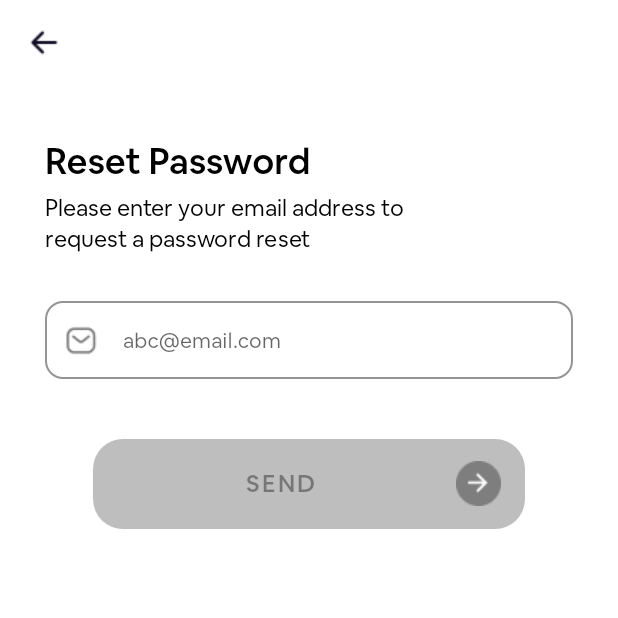
After one commit to VuNgN/Todo-app-android, an Android app: the ResetPasswordFragment screen opened through its navigation route, on a phone screen of 412 x 824 dp, the top half of it. The commit adds this screen. Run offline under Robolectric (Android 15) with nearby library versions, the phone set to English and light mode, and no system bars.

Commit message:
Implement: Reset password fragment + ripple effect

```diff
--- a/app/src/main/java/com/vungn/todoapp/ui/authentication/LoginFragment.kt
+++ b/app/src/main/java/com/vungn/todoapp/ui/authentication/LoginFragment.kt
@@ -17,6 +17,7 @@ class LoginFragment : Fragment() {
     private lateinit var signUpButton: TextView
     private lateinit var signInButton: Button
     private lateinit var emailEditText: EditText
+    private lateinit var forgotPassword: TextView
     private var _binding: FragmentLoginBinding? = null
 
     // This property is only valid between onCreateView and
@@ -45,11 +46,15 @@ class LoginFragment : Fragment() {
         signUpButton.setOnClickListener {
             findNavController().navigate(R.id.action_loginFragment_to_registerFragment, null)
         }
+        forgotPassword.setOnClickListener {
+            findNavController().navigate(R.id.action_loginFragment_to_resetPasswordFragment, null)
+        }
     }
 
     private fun bindingView() {
         signInButton = binding.SignInButton
         signUpButton = binding.SignUpButton
         emailEditText = binding.MailEditText
+        forgotPassword = binding.ForgotPasswordTextView
     }
 }
--- /dev/null
+++ b/app/src/main/java/com/vungn/todoapp/ui/authentication/ResetPasswordFragment.kt
@@ -0,0 +1,71 @@
+package com.vungn.todoapp.ui.authentication
+
+import android.os.Bundle
+import android.text.Editable
+import android.text.TextWatcher
+import android.view.LayoutInflater
+import android.view.View
+import android.view.ViewGroup
+import androidx.fragment.app.Fragment
+import androidx.navigation.fragment.findNavController
+import com.vungn.todoapp.R
+import com.vungn.todoapp.databinding.FragmentResetPasswordBinding
+
+class ResetPasswordFragment : Fragment() {
+    private var emailPattern: Regex = Regex("[a-zA-Z0-9._-]+@[a-z]+\\.+[a-z]+")
+    private var _binding: FragmentResetPasswordBinding? = null
+    private val binding get() = _binding!!
+
+    override fun onCreateView(
+        inflater: LayoutInflater, container: ViewGroup?,
+        savedInstanceState: Bundle?
+    ): View = FragmentResetPasswordBinding.inflate(inflater, container, false).also {
+        _binding = it
+    }.root
+
+    override fun onViewCreated(view: View, savedInstanceState: Bundle?) {
+        super.onViewCreated(view, savedInstanceState)
+
+        handleEvent()
+    }
+
+    private fun handleEvent() {
+        binding.topAppBar.setNavigationOnClickListener {
+            findNavController().popBackStack()
+        }
+        binding.MailEditText.addTextChangedListener(checkValidation())
+    }
+
+    private fun checkValidation() =
+        object : TextWatcher {
+            override fun beforeTextChanged(s: CharSequence?, start: Int, count: Int, after: Int) {
+                if (s != null) {
+                    if (s.toString().matches(emailPattern) && s.isNotEmpty()) {
+                        binding.SendButton.isEnabled = true
+                        binding.SendButton.setCompoundDrawablesWithIntrinsicBounds(
+                            0,
+                            0,
+                            R.drawable.enter_arrow_icon,
+                            0
+                        )
+                    } else {
+                        binding.SendButton.isEnabled = false
+                        binding.SendButton.setCompoundDrawablesWithIntrinsicBounds(
+                            0,
+                            0,
+                            R.drawable.enter_arrow_disable_icon,
+                            0
+                        )
+                    }
+                }
+            }
+
+            override fun onTextChanged(s: CharSequence?, start: Int, before: Int, count: Int) {
+                // do nothing
+            }
+
+            override fun afterTextChanged(s: Editable?) {
+                // do nothing
+            }
+        }
+}
--- /dev/null
+++ b/app/src/main/res/drawable/ripple_button.xml
@@ -0,0 +1,12 @@
+<?xml version="1.0" encoding="utf-8"?>
+<ripple xmlns:android="http://schemas.android.com/apk/res/android"
+    xmlns:tools="http://schemas.android.com/tools"
+    android:color="#42FCD12A"
+    tools:targetApi="lollipop"> <!-- ripple effect color -->
+    <item android:id="@android:id/background">
+        <shape>
+            <solid android:color="@color/black" />
+            <corners android:radius="20dp" />
+        </shape>
+    </item>
+</ripple>
--- a/app/src/main/res/layout/fragment_get_started.xml
+++ b/app/src/main/res/layout/fragment_get_started.xml
@@ -70,13 +70,13 @@
                 android:layout_marginHorizontal="@dimen/button_margin_horizontal_get_started"
                 android:layout_marginBottom="@dimen/button_margin_bottom_get_started"
                 android:layout_weight="1"
-                android:background="@drawable/corner_button"
+                android:background="@drawable/ripple_button"
                 android:fontFamily="@font/poppins_medium"
                 android:gravity="center"
                 android:text="Get started"
                 android:textColor="@color/white"
                 android:textSize="@dimen/button_text_size_get_started"
-                app:backgroundTint="@color/black" />
+                app:backgroundTint="@null" />
 
         </LinearLayout>
     </FrameLayout>
--- /dev/null
+++ b/app/src/main/res/layout/fragment_reset_password.xml
@@ -0,0 +1,129 @@
+<?xml version="1.0" encoding="utf-8"?>
+<androidx.coordinatorlayout.widget.CoordinatorLayout xmlns:android="http://schemas.android.com/apk/res/android"
+    xmlns:app="http://schemas.android.com/apk/res-auto"
+    xmlns:tools="http://schemas.android.com/tools"
+    android:layout_width="match_parent"
+    android:layout_height="match_parent"
+    android:focusableInTouchMode="true"
+    tools:context=".ui.authentication.ResetPasswordFragment">
+
+    <com.google.android.material.appbar.AppBarLayout
+        android:layout_width="match_parent"
+        android:layout_height="128dp"
+        android:background="@color/white"
+        android:elevation="0dp"
+        app:liftOnScroll="true"
+        tools:targetApi="lollipop">
+
+        <com.google.android.material.appbar.CollapsingToolbarLayout
+            android:layout_width="match_parent"
+            android:layout_height="match_parent"
+            app:collapsedTitleTextAppearance="@style/TextAppearance.App.CollapsingToolbar.Collapsed"
+            app:contentScrim="@color/white"
+            app:expandedTitleMarginBottom="@dimen/expanded_title_margin_bottom_verification_reset_pass"
+            app:expandedTitleMarginStart="@dimen/expanded_title_margin_start_register"
+            app:expandedTitleTextAppearance="@style/TextAppearance.App.CollapsingToolbar.Expanded"
+            app:layout_scrollFlags="scroll|exitUntilCollapsed|snap"
+            app:statusBarScrim="@color/white">
+
+            <com.google.android.material.appbar.MaterialToolbar
+                android:id="@+id/topAppBar"
+                style="@style/Widget.MaterialComponents.Toolbar.Primary"
+                android:layout_width="match_parent"
+                android:layout_height="?attr/actionBarSize"
+                android:background="@color/white"
+                android:elevation="0dp"
+                app:layout_collapseMode="pin"
+                app:navigationIcon="@drawable/back"
+                app:title="@string/reset_password"
+                tools:targetApi="lollipop" />
+
+        </com.google.android.material.appbar.CollapsingToolbarLayout>
+
+    </com.google.android.material.appbar.AppBarLayout>
+
+    <androidx.core.widget.NestedScrollView
+        android:layout_width="match_parent"
+        android:layout_height="match_parent"
+        app:layout_behavior="@string/appbar_scrolling_view_behavior">
+
+        <LinearLayout
+            android:layout_width="match_parent"
+            android:layout_height="match_parent"
+            android:layout_gravity="center|top"
+            android:orientation="vertical"
+            android:paddingHorizontal="@dimen/edge_horizontal">
+
+            <TextView
+                android:layout_width="match_parent"
+                android:layout_height="wrap_content"
+                android:fontFamily="@font/airbnbcereal_w_bk"
+                android:foregroundGravity="left"
+                android:gravity="start"
+                android:text="@string/please_enter_your_email_address_to"
+                android:textColor="@color/black"
+                android:textSize="@dimen/text_view_text_size_verification_reset_pass" />
+
+            <TextView
+                android:layout_width="match_parent"
+                android:layout_height="wrap_content"
+                android:fontFamily="@font/airbnbcereal_w_bk"
+                android:foregroundGravity="left"
+                android:gravity="start"
+                android:text="@string/request_a_password_reset"
+                android:textColor="@color/black"
+                android:textSize="@dimen/text_view_text_size_verification_reset_pass" />
+
+            <com.google.android.material.textfield.TextInputLayout
+                android:id="@+id/MailTextInputLayout"
+                style="@style/ThemeOverlay.App.TextInputLayout"
+                android:layout_width="match_parent"
+                android:layout_height="wrap_content"
+                android:layout_marginTop="26dp"
+                android:layout_marginBottom="40dp"
+                android:drawablePadding="@dimen/edit_text_drawable_padding"
+                app:boxBackgroundColor="@color/white"
+                app:boxBackgroundMode="outline"
+                app:boxCornerRadiusBottomEnd="@dimen/edit_text_border_radius"
+                app:boxCornerRadiusBottomStart="@dimen/edit_text_border_radius"
+                app:boxCornerRadiusTopEnd="@dimen/edit_text_border_radius"
+                app:boxCornerRadiusTopStart="@dimen/edit_text_border_radius"
+                app:boxStrokeColor="@color/border_input_text_color"
+                app:boxStrokeErrorColor="@color/color_error"
+                app:startIconDrawable="@drawable/mail">
+
+                <com.google.android.material.textfield.TextInputEditText
+                    android:id="@+id/MailEditText"
+                    android:layout_width="match_parent"
+                    android:layout_height="wrap_content"
+                    android:fontFamily="@font/airbnbcereal_w_bk"
+                    android:hint="@string/abc_email_com"
+
+                    android:inputType="textEmailAddress"
+                    android:maxLines="1"
+                    android:paddingHorizontal="@dimen/edit_text_padding_horizontal"
+                    android:paddingVertical="@dimen/edit_text_padding_vertical"
+                    android:textColor="@color/black"
+                    android:textSize="@dimen/edit_text_text_size_login_register" />
+
+            </com.google.android.material.textfield.TextInputLayout>
+
+            <Button
+                android:id="@+id/SendButton"
+                android:layout_width="match_parent"
+                android:layout_height="@dimen/button_height"
+                android:layout_marginHorizontal="@dimen/button_margin_horizontal_login_register"
+                android:layout_marginBottom="20dp"
+                android:background="@drawable/corner_button"
+                android:drawableEnd="@drawable/enter_arrow_disable_icon"
+                android:enabled="false"
+                android:fontFamily="@font/airbnbcereal_w_md"
+                android:text="@string/send"
+                android:textSize="@dimen/button_text_size_login_register"
+                app:backgroundTint="@null" />
+
+        </LinearLayout>
+
+    </androidx.core.widget.NestedScrollView>
+
+</androidx.coordinatorlayout.widget.CoordinatorLayout>
--- a/app/src/main/res/navigation/authentication_navigation.xml
+++ b/app/src/main/res/navigation/authentication_navigation.xml
@@ -19,6 +19,13 @@
         <action
             android:id="@+id/action_loginFragment_to_verificationFragment"
             app:destination="@id/verificationFragment"
+            app:enterAnim="@anim/slide_in_right"
+            app:exitAnim="@anim/slide_out_left"
+            app:popEnterAnim="@anim/slide_in_left"
+            app:popExitAnim="@anim/slide_out_right" />
+        <action
+            android:id="@+id/action_loginFragment_to_resetPasswordFragment"
+            app:destination="@id/resetPasswordFragment"
             app:enterAnim="@anim/slide_in_right"
             app:exitAnim="@anim/slide_out_left"
             app:popEnterAnim="@anim/slide_in_left"
@@ -64,4 +71,9 @@
         android:name="com.vungn.todoapp.ui.authentication.VerificationFragment"
         android:label="fragment_verification"
         tools:layout="@layout/fragment_verification" />
+    <fragment
+        android:id="@+id/resetPasswordFragment"
+        android:name="com.vungn.todoapp.ui.authentication.ResetPasswordFragment"
+        android:label="fragment_reset_password"
+        tools:layout="@layout/fragment_reset_password" />
 </navigation>
--- a/app/src/main/res/values/strings.xml
+++ b/app/src/main/res/values/strings.xml
@@ -46,4 +46,8 @@
     <string name="re_send">Re-send</string>
     <string name="button_text_continue">continue</string>
     <string name="re_send_code_in">Re-send code in</string>
+    <string name="send">Send</string>
+    <string name="reset_password">Reset Password</string>
+    <string name="please_enter_your_email_address_to">Please enter your email address to</string>
+    <string name="request_a_password_reset">request a password reset</string>
 </resources>
```
